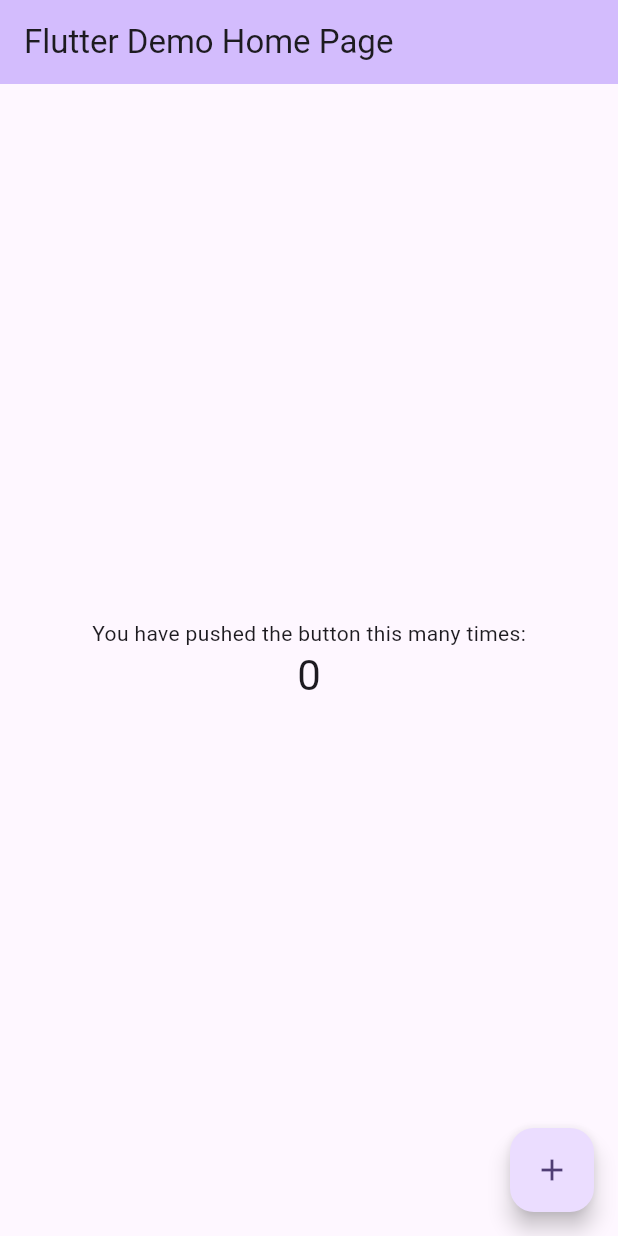
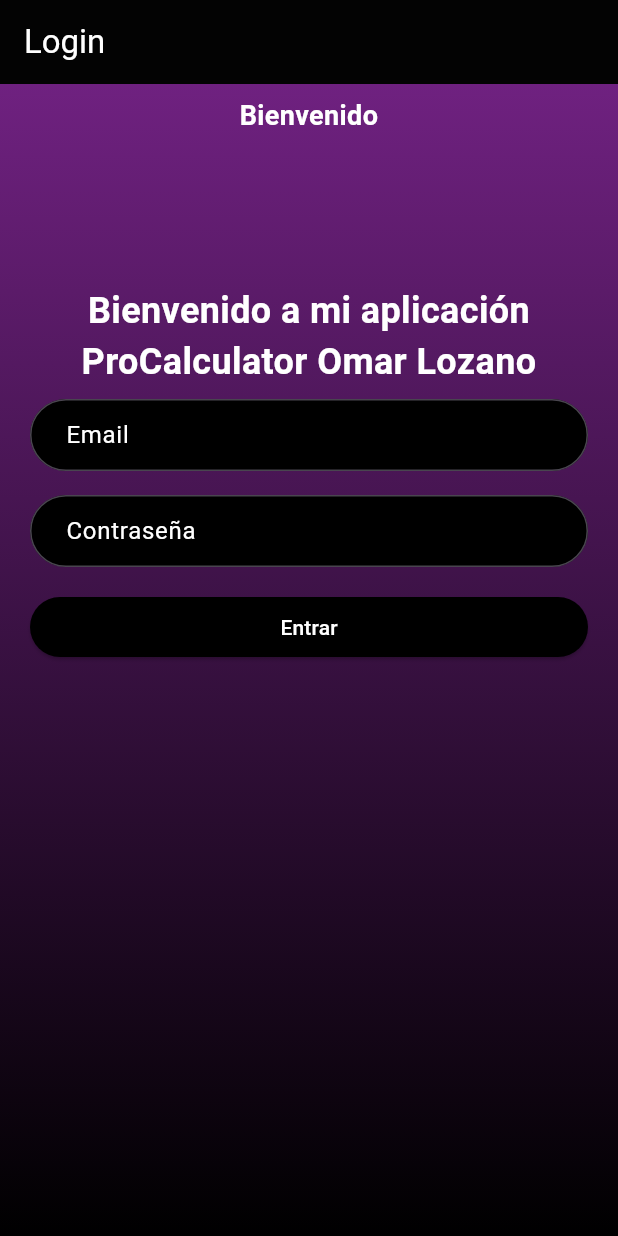
Before and after one commit to Draxler2811/PROYECTO-SEGUNDO-PARCIAL-APP-RED-SOCIAL, a Flutter app: the screen it shows after launch, on a phone screen of 412 x 824 dp. Run offline on Flutter 3.47's test engine with Material 3 defaults, Android fonts, the phone set to English and light mode, and no system bars.

Commit message:
Login completado con diseño y me manda a mi ventana de donde va estar la lista de los Card esa todavia no esta

```diff
--- a/lib/main.dart
+++ b/lib/main.dart
@@ -1,125 +1,8 @@
 import 'package:flutter/material.dart';
+import 'package:redsocial/src/app.dart';
 
 void main() {
-  runApp(const MyApp());
+  runApp(MaterialApp(
+     home: App(),
+   ) );
 }
-
-class MyApp extends StatelessWidget {
-  const MyApp({super.key});
-
-  // This widget is the root of your application.
-  @override
-  Widget build(BuildContext context) {
-    return MaterialApp(
-      title: 'Flutter Demo',
-      theme: ThemeData(
-        // This is the theme of your application.
-        //
-        // TRY THIS: Try running your application with "flutter run". You'll see
-        // the application has a purple toolbar. Then, without quitting the app,
-        // try changing the seedColor in the colorScheme below to Colors.green
-        // and then invoke "hot reload" (save your changes or press the "hot
-        // reload" button in a Flutter-supported IDE, or press "r" if you used
-        // the command line to start the app).
-        //
-        // Notice that the counter didn't reset back to zero; the application
-        // state is not lost during the reload. To reset the state, use hot
-        // restart instead.
-        //
-        // This works for code too, not just values: Most code changes can be
-        // tested with just a hot reload.
-        colorScheme: ColorScheme.fromSeed(seedColor: Colors.deepPurple),
-        useMaterial3: true,
-      ),
-      home: const MyHomePage(title: 'Flutter Demo Home Page'),
-    );
-  }
-}
-
-class MyHomePage extends StatefulWidget {
-  const MyHomePage({super.key, required this.title});
-
-  // This widget is the home page of your application. It is stateful, meaning
-  // that it has a State object (defined below) that contains fields that affect
-  // how it looks.
-
-  // This class is the configuration for the state. It holds the values (in this
-  // case the title) provided by the parent (in this case the App widget) and
-  // used by the build method of the State. Fields in a Widget subclass are
-  // always marked "final".
-
-  final String title;
-
-  @override
-  State<MyHomePage> createState() => _MyHomePageState();
-}
-
-class _MyHomePageState extends State<MyHomePage> {
-  int _counter = 0;
-
-  void _incrementCounter() {
-    setState(() {
-      // This call to setState tells the Flutter framework that something has
-      // changed in this State, which causes it to rerun the build method below
-      // so that the display can reflect the updated values. If we changed
-      // _counter without calling setState(), then the build method would not be
-      // called again, and so nothing would appear to happen.
-      _counter++;
-    });
-  }
-
-  @override
-  Widget build(BuildContext context) {
-    // This method is rerun every time setState is called, for instance as done
-    // by the _incrementCounter method above.
-    //
-    // The Flutter framework has been optimized to make rerunning build methods
-    // fast, so that you can just rebuild anything that needs updating rather
-    // than having to individually change instances of widgets.
-    return Scaffold(
-      appBar: AppBar(
-        // TRY THIS: Try changing the color here to a specific color (to
-        // Colors.amber, perhaps?) and trigger a hot reload to see the AppBar
-        // change color while the other colors stay the same.
-        backgroundColor: Theme.of(context).colorScheme.inversePrimary,
-        // Here we take the value from the MyHomePage object that was created by
-        // the App.build method, and use it to set our appbar title.
-        title: Text(widget.title),
-      ),
-      body: Center(
-        // Center is a layout widget. It takes a single child and positions it
-        // in the middle of the parent.
-        child: Column(
-          // Column is also a layout widget. It takes a list of children and
-          // arranges them vertically. By default, it sizes itself to fit its
-          // children horizontally, and tries to be as tall as its parent.
-          //
-          // Column has various properties to control how it sizes itself and
-          // how it positions its children. Here we use mainAxisAlignment to
-          // center the children vertically; the main axis here is the vertical
-          // axis because Columns are vertical (the cross axis would be
-          // horizontal).
-          //
-          // TRY THIS: Invoke "debug painting" (choose the "Toggle Debug Paint"
-          // action in the IDE, or press "p" in the console), to see the
-          // wireframe for each widget.
-          mainAxisAlignment: MainAxisAlignment.center,
-          children: <Widget>[
-            const Text(
-              'You have pushed the button this many times:',
-            ),
-            Text(
-              '$_counter',
-              style: Theme.of(context).textTheme.headlineMedium,
-            ),
-          ],
-        ),
-      ),
-      floatingActionButton: FloatingActionButton(
-        onPressed: _incrementCounter,
-        tooltip: 'Increment',
-        child: const Icon(Icons.add),
-      ), // This trailing comma makes auto-formatting nicer for build methods.
-    );
-  }
-}
--- /dev/null
+++ b/lib/src/app.dart
@@ -0,0 +1,14 @@
+import 'package:flutter/material.dart';
+import 'package:redsocial/src/screens/login_screen.dart';
+
+class App extends StatelessWidget{
+  @override
+
+  Widget build(BuildContext context) {
+    return new MaterialApp(
+      home: Scaffold(
+        body: LoginScreen(),
+        )
+    ) ;
+  }
+}
--- /dev/null
+++ b/lib/src/screens/login_screen.dart
@@ -0,0 +1,159 @@
+import 'package:flutter/material.dart';
+import 'package:redsocial/src/ListPost.dart';
+import 'package:redsocial/src/bloc/bloc.dart';
+
+class LoginScreen extends StatelessWidget {
+  final List<Map<String, String>> usuarios = [
+    {'email': 'omar@gmail.com', 'password': 'omar1234'},
+    {'email': 'pepe@gmail.com', 'password': 'pepe1234'},
+    {'email': 'fati@gmail.com', 'password': 'fati1234'},
+  ];
+
+  @override
+  Widget build(BuildContext context) {
+    return Scaffold(
+      appBar: AppBar(
+        title: Text(
+          "Login",
+          style: TextStyle(color: Colors.white),
+        ),
+        backgroundColor: const Color.fromARGB(255, 3, 3, 3),
+      ),
+      body: Container(
+        decoration: BoxDecoration(
+          gradient: LinearGradient(
+            begin: Alignment.topCenter,
+            end: Alignment.bottomCenter,
+            colors: [Color(0xFF6F2180), Colors.black],
+          ),
+        ),
+        child: Column(
+          children: <Widget>[
+            SizedBox(height: 8), // Ajustamos el espacio arriba del primer texto
+            Text(
+              "Bienvenido",
+              textAlign: TextAlign.center,
+              style: TextStyle(
+                fontSize: 18,
+                fontWeight: FontWeight.bold,
+                color: Colors.white,
+              ),
+            ),
+             SizedBox(height: 100),// Agregamos un spacer para separar los dos textos
+            Align(
+              alignment: Alignment.center,
+              child: Text(
+                "Bienvenido a mi aplicación ProCalculator Omar Lozano",
+                textAlign: TextAlign.center,
+                style: TextStyle(
+                  fontSize: 24,
+                  fontWeight: FontWeight.bold,
+                  color: Colors.white,
+                ),
+              ),
+            ),
+            SizedBox(height: 8), // Ajustamos el espacio abajo del segundo texto
+            Container(
+              margin: EdgeInsets.symmetric(horizontal: 20.0),
+              child: Column(
+                crossAxisAlignment: CrossAxisAlignment.stretch,
+                children: [
+                  emailField(),
+                  SizedBox(height: 16),
+                  passwordField(),
+                  SizedBox(height: 16),
+                  submitButton(context),
+                ],
+              ),
+            ),
+          ],
+        ),
+      ),
+    );
+
+  }
+
+  Widget emailField() {
+    return StreamBuilder(
+      stream: bloc.email,
+      builder: (context, snapshot) {
+        return TextField(
+          keyboardType: TextInputType.emailAddress,
+          decoration: InputDecoration(
+            hintText: 'You@example.com',
+            labelText: 'Email',
+            errorText: snapshot.error != null ? snapshot.error.toString() : null,
+            contentPadding: EdgeInsets.symmetric(horizontal: 20.0),
+            border: OutlineInputBorder(
+              borderRadius: BorderRadius.circular(25.0),
+              borderSide: BorderSide(color: Colors.black),
+            ),
+            filled: true,
+            fillColor: Colors.black,
+            hintStyle: TextStyle(color: Colors.white),
+            labelStyle: TextStyle(color: Colors.white),
+          ),
+          onChanged: bloc.changeEmail,
+          style: TextStyle(color: Colors.white),
+        );
+      },
+    );
+  }
+
+  Widget passwordField() {
+    return StreamBuilder(
+      stream: bloc.password,
+      builder: (context, snapshot) {
+        return TextField(
+          decoration: InputDecoration(
+            labelText: 'Contraseña',
+            hintText: 'Contraseña',
+            errorText: snapshot.error != null ? snapshot.error.toString() : null,
+            contentPadding: EdgeInsets.symmetric(horizontal: 20.0),
+            border: OutlineInputBorder(
+              borderRadius: BorderRadius.circular(25.0),
+              borderSide: BorderSide(color: Colors.black),
+            ),
+            filled: true,
+            fillColor: Colors.black,
+            hintStyle: TextStyle(color: Colors.white),
+            labelStyle: TextStyle(color: Colors.white),
+          ),
+          onChanged: bloc.changePassword,
+          obscureText: true,
+          style: TextStyle(color: Colors.white),
+        );
+      },
+    );
+  }
+
+  Widget submitButton(BuildContext context) {
+    return ElevatedButton(
+      child: Text('Entrar' ,style: TextStyle(color: Colors.white),),
+      onPressed: () {
+        // Verificar si el correo electrónico y la contraseña coinciden con algún usuario
+        bool usuarioValido = usuarios.any((usuario) =>
+            usuario['email'] == bloc.currentEmail &&
+            usuario['password'] == bloc.currentPassword);
+
+        if (usuarioValido) {
+          // Si coinciden, navega a la pantalla de la calculadora
+          Navigator.push(
+            context,
+            MaterialPageRoute(builder: (context) => ListPost()),
+          );
+        } else {
+          // Si no coinciden, muestra un mensaje de error
+          ScaffoldMessenger.of(context).showSnackBar(
+            SnackBar(
+              content: Text('Usuario o contraseña incorrectos'),
+            ),
+          );
+        }
+      },
+      style: ButtonStyle(
+        backgroundColor: MaterialStateProperty.all<Color>(Colors.black),
+      ),
+    );
+  }
+}
```
Also changed, not shown: lib/src/ListPost.dart (added, +36 -0 lines), lib/src/bloc/bloc.dart (added, +37 -0 lines), lib/src/bloc/validators.dart (added, +26 -0 lines).
